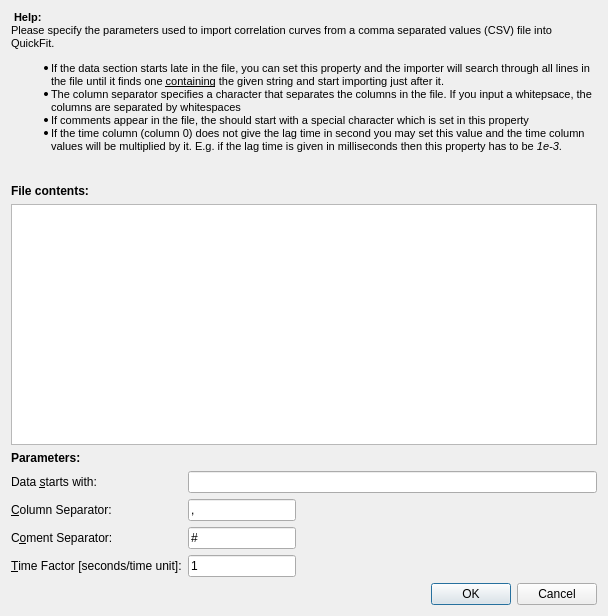
Old version of the form plugins/fcs/dlg_csvparameters.ui in the repository jkriege2/QuickFit3.
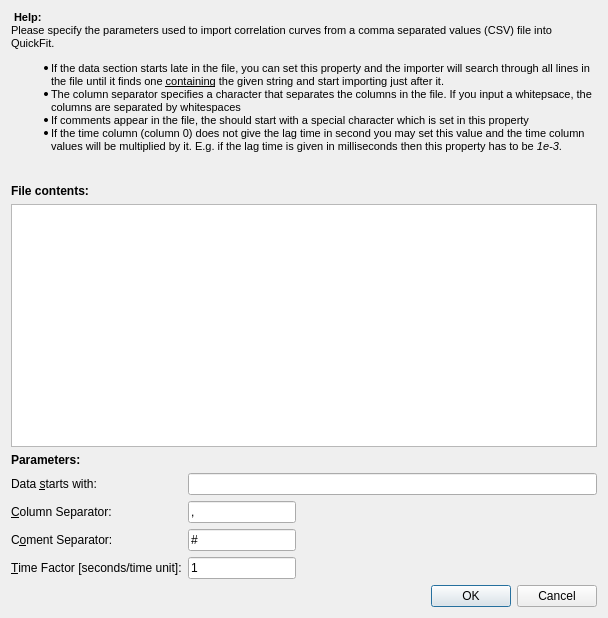
New version of the form. Icons and pictures are not drawn.

```diff
--- a/plugins/fcs/dlg_csvparameters.ui
+++ b/plugins/fcs/dlg_csvparameters.ui
@@ -10,7 +10,7 @@
     <x>0</x>
     <y>0</y>
     <width>608</width>
-    <height>616</height>
+    <height>618</height>
    </rect>
   </property>
   <property name="sizePolicy">
```
Left out of the diff: 3 changed lines with no effect on the pictures.
